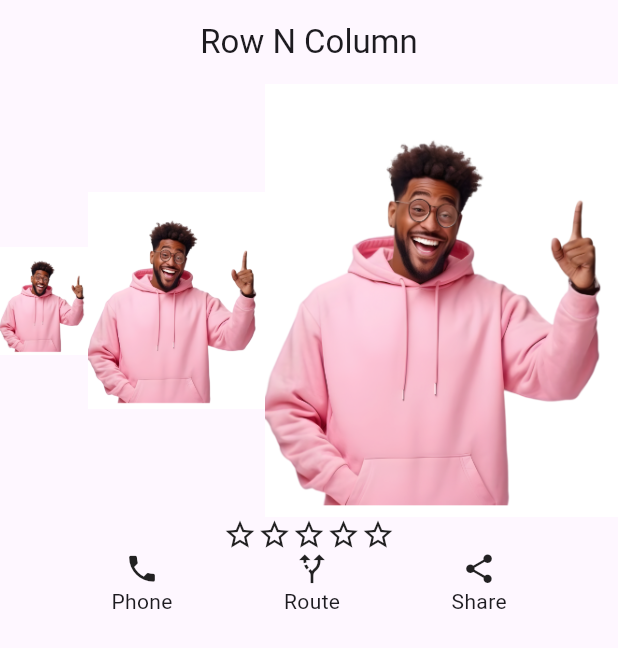
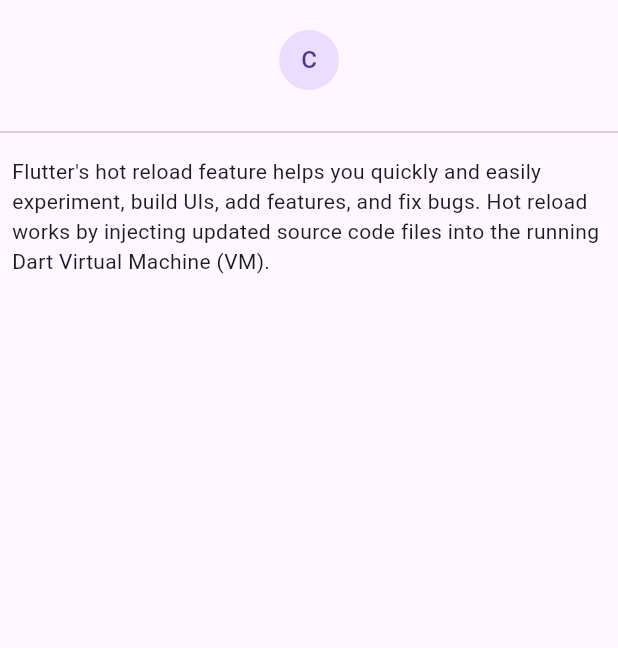
Before and after one commit to ianotieno/MyApp, a Flutter app: the screen it shows after launch, on a phone screen of 412 x 824 dp. Shown: the top 648 px of the screen. Run offline on Flutter 3.47's test engine with Material 3 defaults, Android fonts, the phone set to English and light mode, and no system bars; our stand-ins replace font_awesome_flutter.

Commit message:
update rowncolumn

```diff
--- a/lib/main.dart
+++ b/lib/main.dart
@@ -2,6 +2,8 @@ import 'package:flutter/material.dart';
 import 'package:pizza_app/screens/App.dart';
 
 import 'package:pizza_app/screens/home.dart';
+import 'package:pizza_app/screens/listview.dart';
+import 'package:pizza_app/screens/listview2.dart';
 import 'package:pizza_app/screens/rowcolumn.dart';
 
 void main() {
@@ -17,7 +19,7 @@ class MyApp extends StatelessWidget {
       title: 'My Diary',
       themeMode: ThemeMode.system,
       debugShowCheckedModeBanner: false,
-      home: Row1(),
+      home:Listview2() ,
     );
   }
 }
--- /dev/null
+++ b/lib/screens/listview.dart
@@ -0,0 +1,39 @@
+import 'package:flutter/material.dart';
+
+class ListView1 extends StatelessWidget {
+  const ListView1({super.key});
+
+  @override
+  Widget build(BuildContext context) {
+    return Scaffold(
+      body: Center(
+        child: ListView(
+          itemExtent: 100,
+          children: [
+            ListTile(
+              leading: CircleAvatar(backgroundColor: Colors.amber.shade400,foregroundColor: Colors.amber.shade200,child: Icon(Icons.account_box_sharp)),
+              title: Text("Sales"),
+              subtitle: Text("Sales of the week"),
+              trailing: Icon(Icons.add),
+              onTap: (){},
+              tileColor: Colors.amber.shade200,
+            ),
+            ListTile(
+              leading: Icon(Icons.supervised_user_circle_outlined),
+              title: Text("Customer"),
+              subtitle: Text("Customer of the week"),
+              trailing: Icon(Icons.add),
+              onTap: (){},
+            ),
+            ListTile(
+              leading: Icon(Icons.verified_user),
+              title: Text("Profit"),
+              subtitle: Text("Profit of the week"),
+              trailing: Icon(Icons.add),
+            ),
+          ],
+        ),
+      ),
+    );
+  }
+}
--- /dev/null
+++ b/lib/screens/listview2.dart
@@ -0,0 +1,26 @@
+import 'package:flutter/material.dart';
+
+class Listview2 extends StatelessWidget {
+  const Listview2({super.key});
+
+  @override
+  Widget build(BuildContext context) {
+    return Scaffold(
+      body: Center(
+        child: ListView(
+          children: [
+            Padding(padding:const EdgeInsets.all(20.0),
+            child:CircleAvatar (
+             child: Text("C"),
+            ),
+            ),
+            Divider(),
+            Padding(padding:const EdgeInsets.all(8.0),
+            child:Text ("Flutter's hot reload feature helps you quickly and easily experiment, build UIs, add features, and fix bugs. Hot reload works by injecting updated source code files into the running Dart Virtual Machine (VM).  "),)
+
+          ],
+        ),
+      ),
+    );
+  }
+}
```
